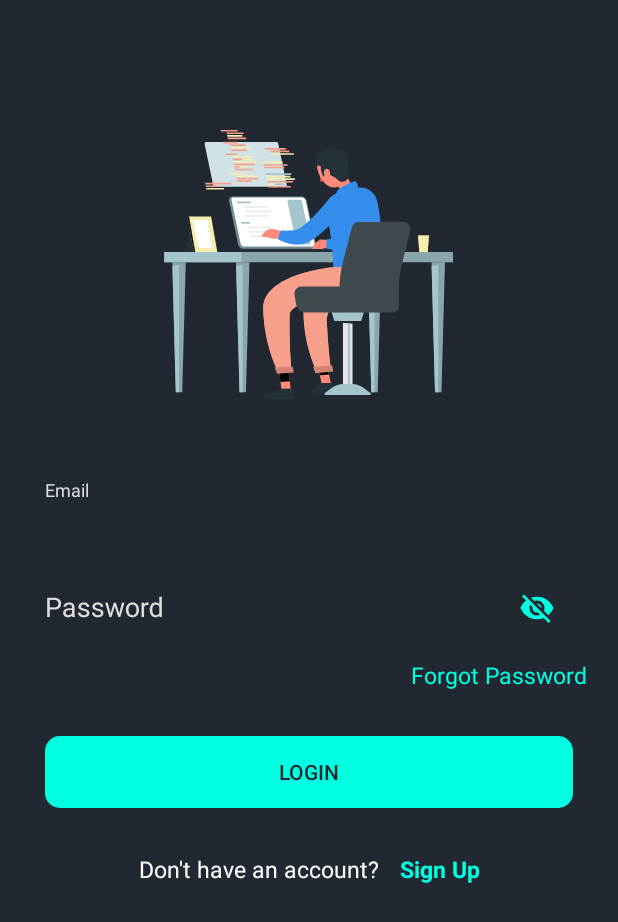
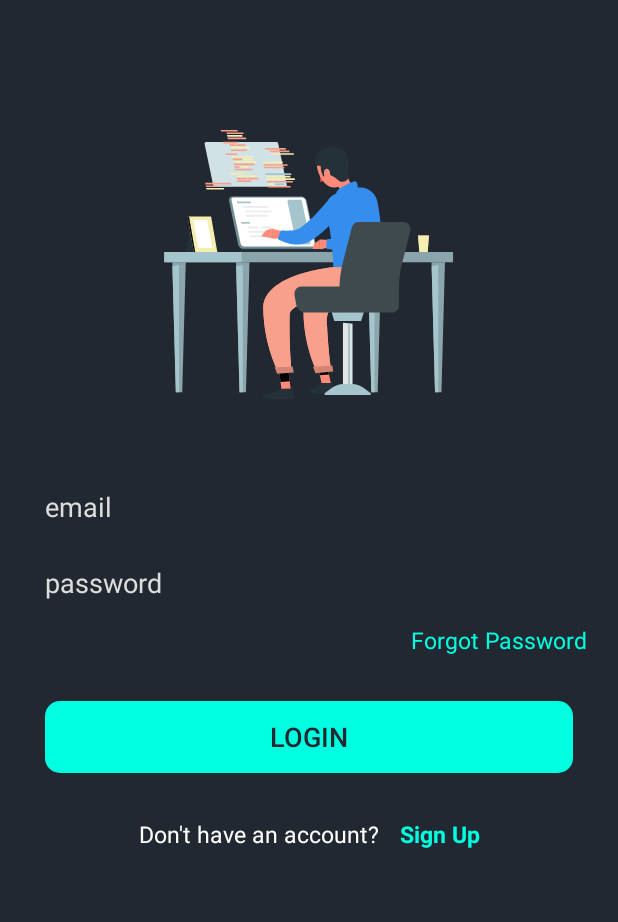
Before and after one commit to nishantsharma1115/TaskManager, an Android app: the screen it shows after launch (LoginActivity), on a phone screen of 412 x 824 dp. Shown: the top 922 px of the screen. Run offline under Robolectric (Android 15) with nearby library versions, the phone set to English and light mode, and no system bars; our stand-ins replace Dagger/Hilt's generated code.

```diff
--- a/app/src/main/AndroidManifest.xml
+++ b/app/src/main/AndroidManifest.xml
@@ -3,6 +3,7 @@
     package="com.nishant.mytasks">
 
     <application
+        android:name=".MyApplication"
         android:allowBackup="true"
         android:icon="@mipmap/ic_launcher"
         android:label="@string/app_name"
@@ -10,7 +11,7 @@
         android:supportsRtl="true"
         android:theme="@style/Theme.MyTasks">
         <activity
-            android:name=".AddTaskActivity"
+            android:name=".ui.AddTaskActivity"
             android:theme="@style/lightStatusBar" />
         <activity
             android:name=".LoginActivity"
--- a/app/src/main/java/com/nishant/mytasks/MainActivity.kt
+++ b/app/src/main/java/com/nishant/mytasks/MainActivity.kt
@@ -6,6 +6,7 @@ import android.widget.ImageView
 import androidx.appcompat.app.AppCompatActivity
 import androidx.appcompat.widget.Toolbar
 import com.google.android.material.floatingactionbutton.FloatingActionButton
+import com.nishant.mytasks.ui.AddTaskActivity
 import nl.psdcompany.duonavigationdrawer.views.DuoDrawerLayout
 import nl.psdcompany.duonavigationdrawer.widgets.DuoDrawerToggle
 
--- a/app/src/main/java/com/nishant/mytasks/MyApplication.kt
+++ b/app/src/main/java/com/nishant/mytasks/MyApplication.kt
@@ -1,4 +1,7 @@
 package com.nishant.mytasks
 
-class MyApplication {
-}
+import android.app.Application
+import dagger.hilt.android.HiltAndroidApp
+
+@HiltAndroidApp
+class MyApplication : Application()
--- a/app/src/main/java/com/nishant/mytasks/util/EntityMapper.kt
+++ b/app/src/main/java/com/nishant/mytasks/util/EntityMapper.kt
@@ -1,4 +1,7 @@
 package com.nishant.mytasks.util
 
-interface EntityMapper {
+interface EntityMapper<Entity, DomainModel> {
+
+    fun mapFromEntity(entity: Entity): DomainModel
+    fun mapToEntity(domainModel: DomainModel): Entity
 }
--- a/app/src/main/res/layout/activity_add_task.xml
+++ b/app/src/main/res/layout/activity_add_task.xml
@@ -5,7 +5,7 @@
     android:layout_width="match_parent"
     android:layout_height="match_parent"
     android:background="@color/light_blue"
-    tools:context=".AddTaskActivity">
+    tools:context=".ui.AddTaskActivity">
 
     <ImageView
         android:id="@+id/backButton"
@@ -63,6 +63,7 @@
         android:layout_width="wrap_content"
         android:layout_height="wrap_content"
         android:layout_marginTop="15dp"
+        android:checkedButton="@id/todayTaskButton"
         android:orientation="horizontal"
         app:layout_constraintStart_toStartOf="@id/txtTaskDay"
         app:layout_constraintTop_toBottomOf="@id/txtTaskDay">
--- a/app/src/main/res/layout/activity_login.xml
+++ b/app/src/main/res/layout/activity_login.xml
@@ -31,59 +31,49 @@
                 app:lottie_loop="true"
                 app:lottie_rawRes="@raw/login_anim" />
 
-            <com.google.android.material.textfield.TextInputLayout
-                android:id="@+id/email"
+            <EditText
+                android:id="@+id/edtEmail"
                 android:layout_width="0dp"
                 android:layout_height="wrap_content"
                 android:layout_marginStart="20dp"
                 android:layout_marginTop="50dp"
                 android:layout_marginEnd="20dp"
-                android:hint="Email"
+                android:background="@color/dark_blue"
+                android:hint="email"
+                android:importantForAutofill="no"
+                android:inputType="textEmailAddress"
                 android:paddingStart="10dp"
+                android:paddingTop="5dp"
                 android:paddingEnd="10dp"
+                android:paddingBottom="5dp"
+                android:textColor="@color/textColor"
                 android:textColorHint="@color/textColor"
-                app:boxStrokeWidth="0dp"
-                app:boxStrokeWidthFocused="0dp"
-                app:endIconMode="clear_text"
-                app:endIconTint="@color/button"
-                app:hintTextColor="@color/textColor"
+                android:textSize="18sp"
                 app:layout_constraintEnd_toEndOf="parent"
                 app:layout_constraintStart_toStartOf="parent"
-                app:layout_constraintTop_toBottomOf="@id/loginAnimation">
+                app:layout_constraintTop_toBottomOf="@id/loginAnimation" />
 
-                <com.google.android.material.textfield.TextInputEditText
-                    android:layout_width="match_parent"
-                    android:layout_height="match_parent"
-                    android:background="@color/dark_blue"
-                    android:textColor="@color/white" />
-
-            </com.google.android.material.textfield.TextInputLayout>
-
-            <com.google.android.material.textfield.TextInputLayout
+            <EditText
                 android:id="@+id/password"
                 android:layout_width="0dp"
                 android:layout_height="wrap_content"
                 android:layout_marginStart="20dp"
                 android:layout_marginTop="15dp"
                 android:layout_marginEnd="20dp"
-                android:hint="Password"
+                android:background="@color/dark_blue"
+                android:hint="password"
+                android:importantForAutofill="no"
+                android:inputType="textPassword"
                 android:paddingStart="10dp"
+                android:paddingTop="5dp"
                 android:paddingEnd="10dp"
+                android:paddingBottom="5dp"
+                android:textColor="@color/textColor"
                 android:textColorHint="@color/textColor"
-                app:endIconMode="password_toggle"
-                app:endIconTint="@color/button"
-                app:hintTextColor="@color/textColor"
+                android:textSize="18sp"
                 app:layout_constraintEnd_toEndOf="parent"
                 app:layout_constraintStart_toStartOf="parent"
-                app:layout_constraintTop_toBottomOf="@id/email">
-
-                <com.google.android.material.textfield.TextInputEditText
-                    android:layout_width="match_parent"
-                    android:layout_height="match_parent"
-                    android:background="@color/dark_blue"
-                    android:textColor="@color/white" />
-
-            </com.google.android.material.textfield.TextInputLayout>
+                app:layout_constraintTop_toBottomOf="@id/edtEmail" />
 
             <TextView
                 android:id="@+id/forgotPassword"
@@ -106,6 +96,7 @@
                 android:background="@drawable/button_bg"
                 android:text="Login"
                 android:textColor="@color/dark_blue"
+                android:textSize="18sp"
                 app:layout_constraintEnd_toEndOf="parent"
                 app:layout_constraintStart_toStartOf="parent"
                 app:layout_constraintTop_toBottomOf="@id/forgotPassword" />
```
Also changed, not shown: app/build.gradle (+39 -6 lines), app/src/main/java/com/nishant/mytasks/di/RepositoryModule.kt (+21 -1 lines), app/src/main/java/com/nishant/mytasks/di/RoomModule.kt (+31 -0 lines), app/src/main/java/com/nishant/mytasks/model/Task.kt (+10 -2 lines), app/src/main/java/com/nishant/mytasks/repositories/DataRepository.kt (+23 -1 lines), app/src/main/java/com/nishant/mytasks/room/CacheMapper.kt (+36 -1 lines), app/src/main/java/com/nishant/mytasks/room/TaskCacheEntity.kt (+32 -2 lines), app/src/main/java/com/nishant/mytasks/room/TaskDao.kt (+8 -0 lines), app/src/main/java/com/nishant/mytasks/room/TaskDatabase.kt (+11 -1 lines), app/src/main/java/com/nishant/mytasks/ui/AddTaskActivity.kt (+83 -3 lines), app/src/main/java/com/nishant/mytasks/ui/DataViewModel.kt (+26 -1 lines), app/src/main/java/com/nishant/mytasks/util/Resource.kt (+8 -1 lines), app/src/main/res/drawable/pinned_icon.xml (+10 -5 lines).
